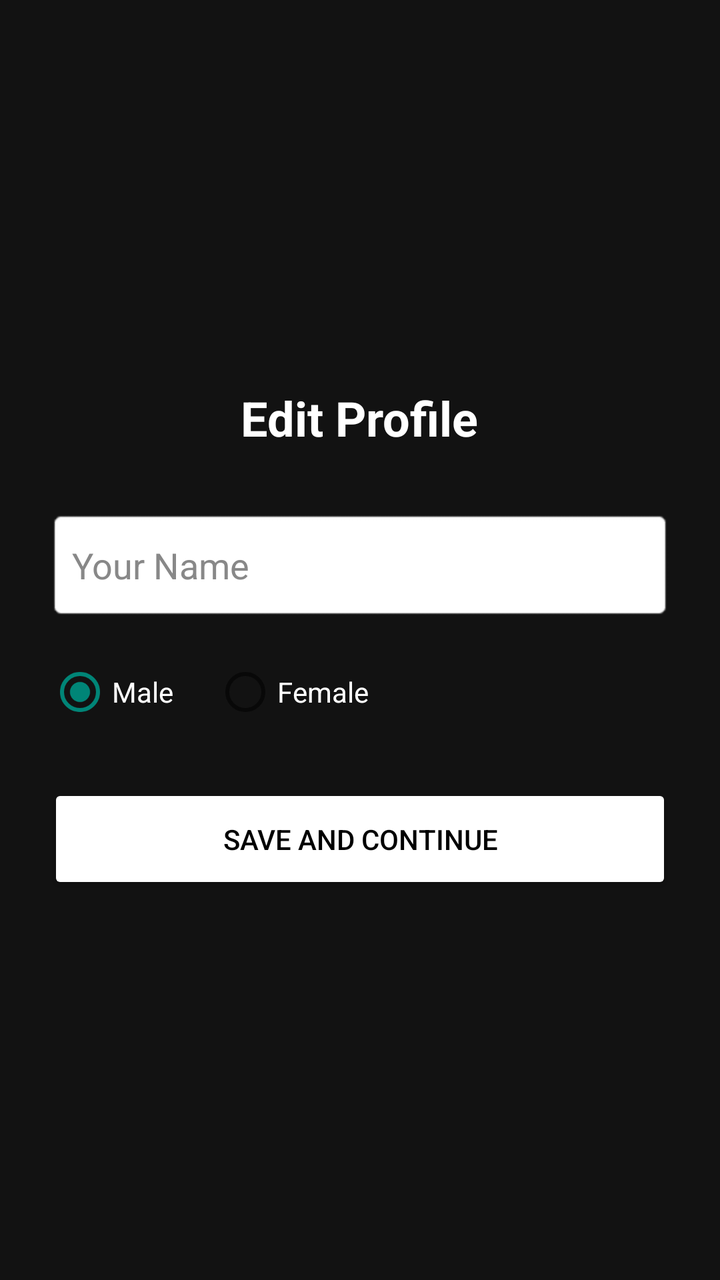
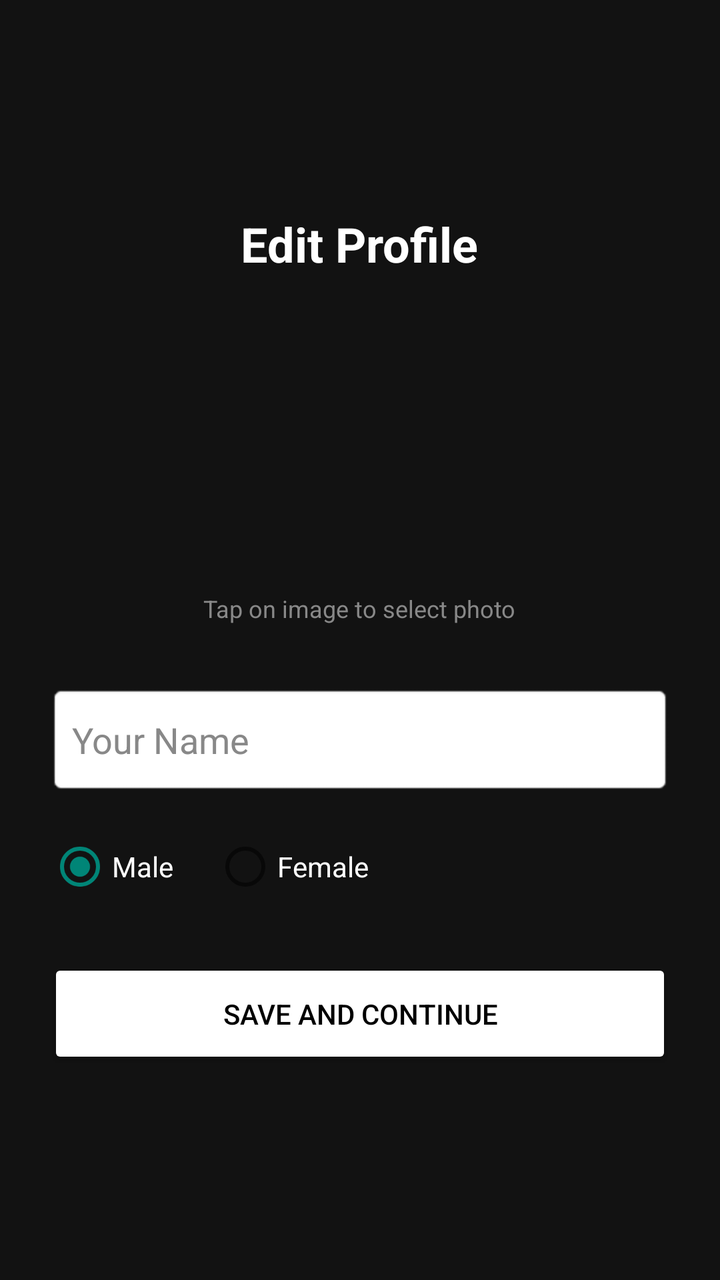

An Android layout rendered at two revisions. The XML below is the earlier revision; the diff shows what the commit changed to produce the second picture.
<!-- AndroidManifest.xml: application theme Theme.AppCompat.Light.DarkActionBar -->
<!-- res/layout/activity_edit_profile.xml -->
<?xml version="1.0" encoding="utf-8"?>
<LinearLayout xmlns:android="http://schemas.android.com/apk/res/android"
    android:layout_width="match_parent"
    android:layout_height="match_parent"
    android:background="#121212"
    android:orientation="vertical"
    android:padding="24dp"
    android:gravity="center">

    <TextView android:layout_width="wrap_content" android:layout_height="wrap_content"
        android:text="Edit Profile" android:textColor="#FFFFFF" android:textSize="24sp" android:textStyle="bold"/>

    <EditText android:id="@+id/etName" android:layout_width="match_parent" android:layout_height="55dp"
        android:hint="Your Name" android:textColor="#FFFFFF" android:textColorHint="#888888"
        android:background="@android:drawable/editbox_background" android:layout_marginTop="30dp" android:padding="12dp"/>

    <RadioGroup android:id="@+id/rgGender" android:layout_width="match_parent" android:layout_height="wrap_content"
        android:orientation="horizontal" android:layout_marginTop="20dp">
        <RadioButton android:id="@+id/rbMale" android:layout_width="wrap_content" android:layout_height="wrap_content"
            android:text="Male" android:textColor="#FFFFFF" android:checked="true"/>
        <RadioButton android:id="@+id/rbFemale" android:layout_width="wrap_content" android:layout_height="wrap_content"
            android:text="Female" android:textColor="#FFFFFF" android:layout_marginStart="20dp"/>
    </RadioGroup>

    <Button android:id="@+id/btnSave" android:layout_width="match_parent" android:layout_height="55dp"
        android:text="Save and Continue" android:layout_marginTop="30dp" android:backgroundTint="#FFFFFF" android:textColor="#000000"/>

</LinearLayout>
<!-- resources referenced by this layout -->
<resources>

</resources>

<!-- the commit's change to res/layout/activity_edit_profile.xml (unified diff, before → after) -->
@@ -9,6 +9,20 @@
 
     <TextView android:layout_width="wrap_content" android:layout_height="wrap_content"
         android:text="Edit Profile" android:textColor="#FFFFFF" android:textSize="24sp" android:textStyle="bold"/>
+
+    
+    <ImageView
+        android:id="@+id/ivProfile"
+        android:layout_width="120dp"
+        android:layout_height="120dp"
+        android:layout_marginTop="30dp"
+        android:background="@android:drawable/sym_def_app_icon"
+        android:src="@android:drawable/sym_def_app_icon"
+        android:contentDescription="Profile Photo" />
+
+    <TextView android:layout_width="wrap_content" android:layout_height="wrap_content"
+        android:text="Tap on image to select photo" android:textColor="#888888"
+        android:textSize="12sp" android:layout_marginTop="8dp"/>
 
     <EditText android:id="@+id/etName" android:layout_width="match_parent" android:layout_height="55dp"
         android:hint="Your Name" android:textColor="#FFFFFF" android:textColorHint="#888888"
